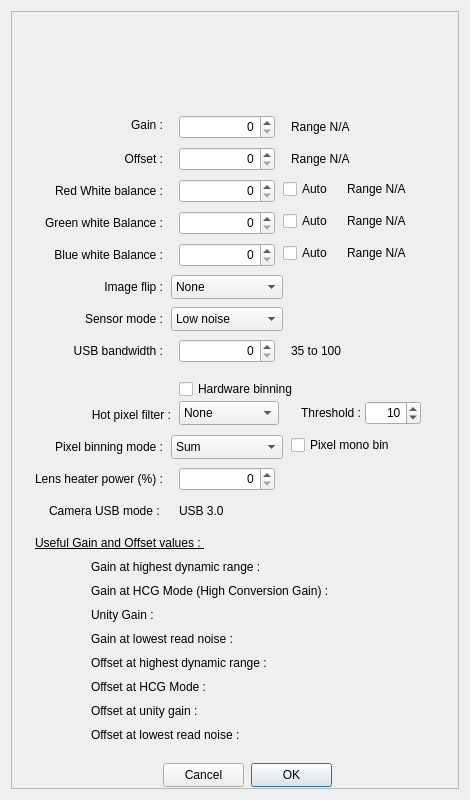
First picture: the form in PlayerOneCamera.ui, repository rpineau/PlayerOne, before the edit.
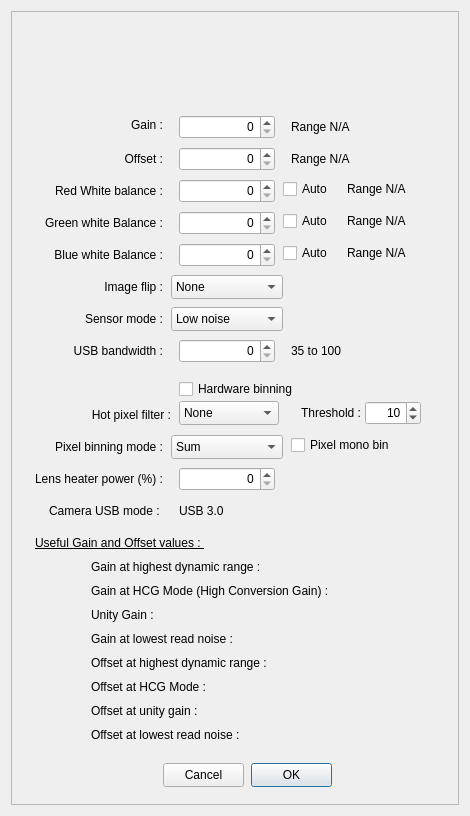
Second picture: the form after the edit. Icons and pictures are not drawn. Custom widgets are drawn as their Qt base class.

Patch:
```diff
--- a/PlayerOneCamera.ui
+++ b/PlayerOneCamera.ui
@@ -7,19 +7,19 @@
     <x>0</x>
     <y>0</y>
     <width>470</width>
-    <height>800</height>
+    <height>816</height>
    </rect>
   </property>
   <property name="minimumSize">
    <size>
     <width>470</width>
-    <height>800</height>
+    <height>816</height>
    </size>
   </property>
   <property name="maximumSize">
    <size>
     <width>470</width>
-    <height>800</height>
+    <height>816</height>
    </size>
   </property>
   <property name="windowTitle">
```
Left out of the diff: 48 changed lines with no effect on the pictures.
